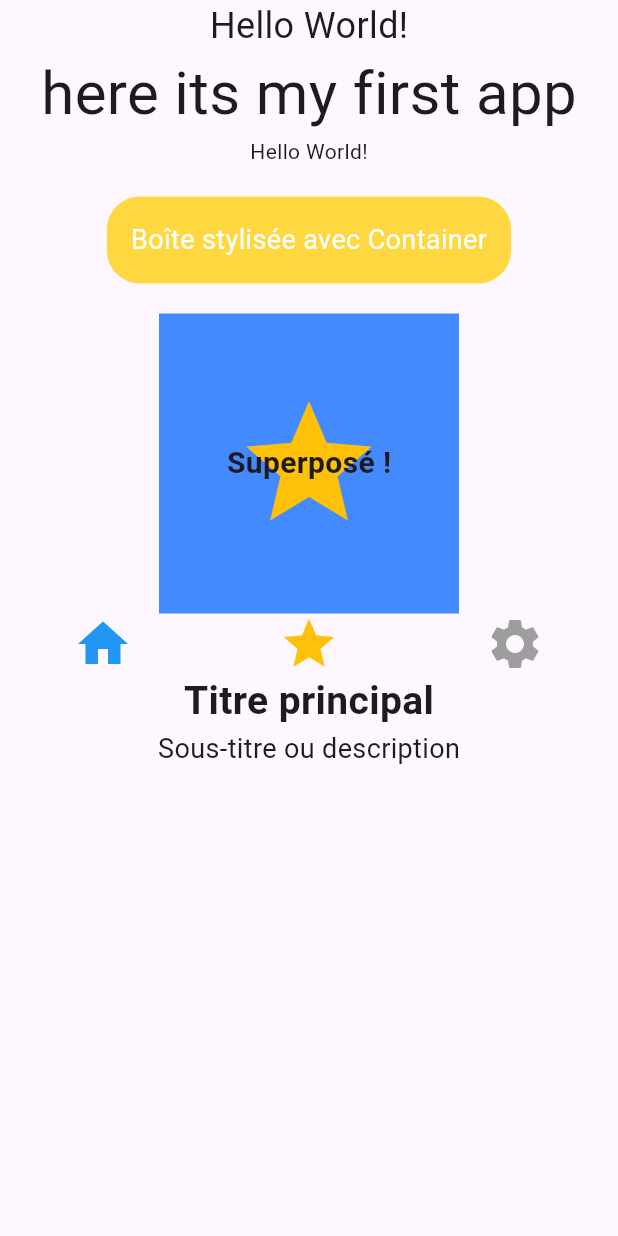
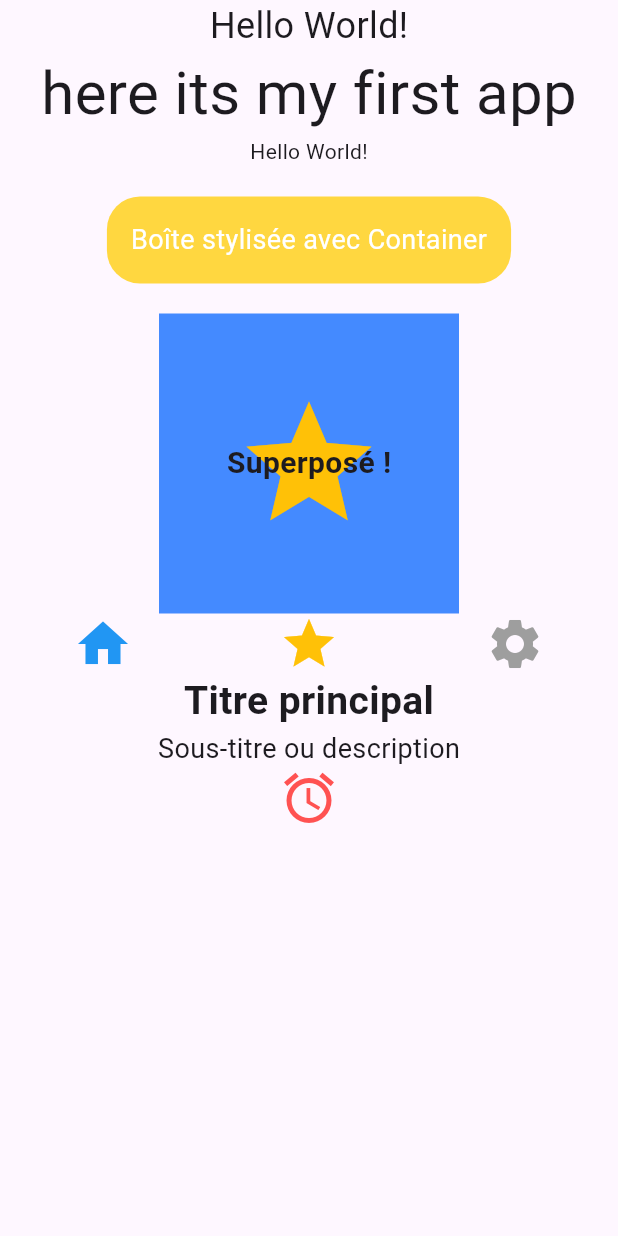
Before and after one commit to hachemsouyadi/mon-atelier-2flutter-, a Flutter app: the screen it shows after launch, on a phone screen of 412 x 824 dp. Run offline on Flutter 3.47's test engine with Material 3 defaults, Android fonts, the phone set to English and light mode, and no system bars.

Commit message:
nouvelle modif

```diff
--- a/lib/main.dart
+++ b/lib/main.dart
@@ -53,6 +53,10 @@ class MainApp extends StatelessWidget {
                 'Titre principal',style: TextStyle(fontSize: 26, fontWeight: FontWeight.bold),),
               Text('Sous-titre ou description',style: TextStyle(fontSize: 18),
               ),
+              Icon(
+                Icons.access_alarm,
+                color: Colors.redAccent,
+                size: 40,)
 
 
 
```
